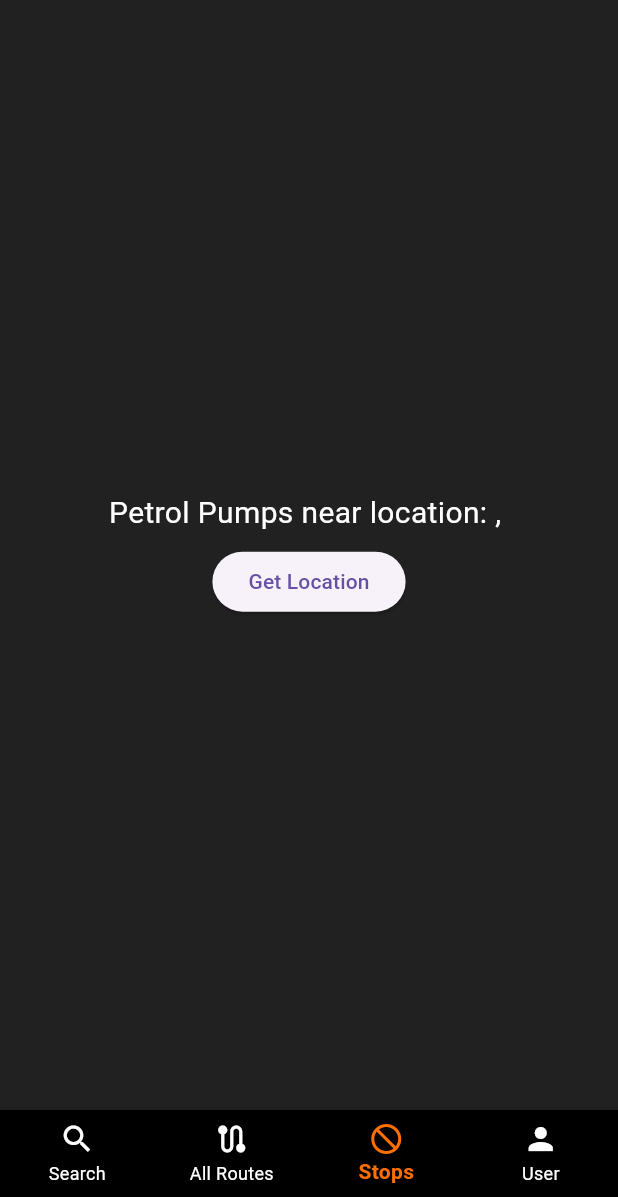
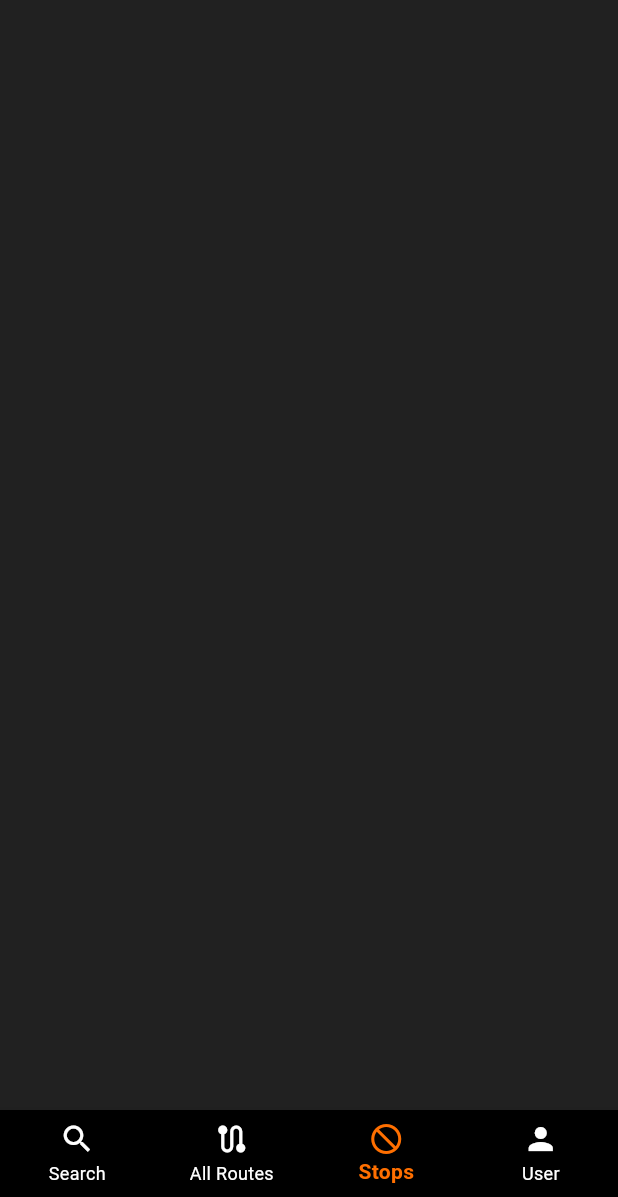
Before and after one commit to COffeebean2610/Project-SHW, a Flutter app: the screen it shows once a user with an empty profile is signed in, item 3 of the bottom bar chosen, on a phone screen of 412 x 824 dp, the part 39-1236 px from its top. Run offline on Flutter 3.47's test engine with Material 3 defaults, Android fonts, the phone set to English and light mode, and no system bars; our stand-ins replace cloud_firestore, firebase_auth, firebase_core, fluttertoast, google_sign_in; accounts and stored records are empty; network calls fail; Roboto replaces fonts that are missing (Times New Roman).

Commit message:
minor changes

```diff
--- a/lib/models/map_locations.dart
+++ b/lib/models/map_locations.dart
@@ -7,14 +7,14 @@ class MapLoc {
   final String title;
   final String description;
   final String linktolocation;
-  final Color color;
+
 
   MapLoc({
     required this.id,
     required this.title,
     required this.description,
     required this.linktolocation,
-    required this.color,
+
   });
 
 }
--- a/lib/pages/locations_for_google_maps.dart
+++ b/lib/pages/locations_for_google_maps.dart
@@ -16,11 +16,7 @@ class LocationsForGoogleMaps extends StatefulWidget {
 class _LocationsForGoogleMapsState extends State<LocationsForGoogleMaps> {
   List<MapLoc?> products = [];
   bool isLoading = true;
-  final Map<String, Color> colorMap = {
-    'Colors.white': Colors.white,
 
-    // Add more colors as needed
-  };
 
   @override
   void initState() {
@@ -51,7 +47,7 @@ class _LocationsForGoogleMapsState extends State<LocationsForGoogleMaps> {
               title: item['title'],
               linktolocation: item['link'],
               description: item['info'],
-              color: Colors.orange, // Assuming a default color for now
+               // Assuming a default color for now
             );
           } else {
             return null;
--- a/lib/pages/petrol_pumps.dart
+++ b/lib/pages/petrol_pumps.dart
@@ -1,5 +1,4 @@
 import 'package:flutter/material.dart';
-import 'package:geolocator/geolocator.dart';
 
 class PetrolPumps extends StatefulWidget {
   const PetrolPumps({super.key});
@@ -10,28 +9,7 @@ class PetrolPumps extends StatefulWidget {
 
 class _PetrolPumpsState extends State<PetrolPumps> {
 
-  Position? _currentPosition;
-  late bool servicePermission = false;
-  late LocationPermission permission;
 
-  String lat = "";
-  String long = "";
-
-  Future<Position> _getCurrentLocation() async {
-    servicePermission = await Geolocator.isLocationServiceEnabled();
-    if (!servicePermission) {
-
-
-    }
-    permission = await Geolocator.requestPermission();
-    if (permission == LocationPermission.denied) {
-      permission = await Geolocator.requestPermission();
-    }
-    return await Geolocator.getCurrentPosition();
-
-
-
-  }
 
 
 
@@ -54,30 +32,7 @@ class _PetrolPumpsState extends State<PetrolPumps> {
         stops: const [0.1, 0.9],
       )),
       child: Center(
-        child: Column(
-          mainAxisAlignment: MainAxisAlignment.center,
-          crossAxisAlignment: CrossAxisAlignment.center,
-          children: [
-            Text(
-              'Petrol Pumps near location: $lat, $long',
-              style: TextStyle(
-                  color: Colors.white,
-                  fontSize: 40 * MediaQuery.of(context).size.aspectRatio),
-            ),
-            const SizedBox(
-              height: 7,
-            ),
 
-            ElevatedButton(onPressed: () async {
-              _currentPosition = await _getCurrentLocation();
-              setState(() {
-                lat = _currentPosition!.latitude.toString();
-                long = _currentPosition!.longitude.toString();
-              });
-
-            }, child: const Text("Get Location"))
-          ],
-        ),
       ),
     ));
   }
```
Also changed, not shown: lib/search_screen/search_function.dart (+1 -8 lines), lib/search_screen/search_screen.dart (+1 -15 lines).
